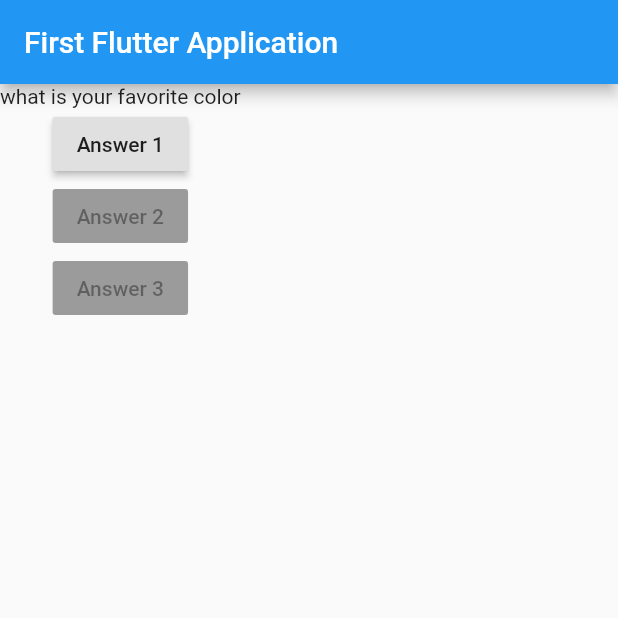
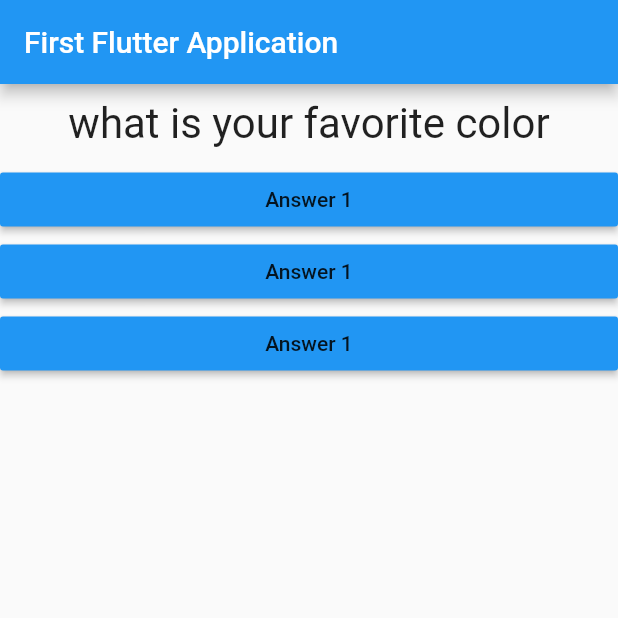
Before and after one commit to rajSon5512/flutter_app, a Flutter app: the screen it shows after launch, on a phone screen of 412 x 824 dp, the top half of it. Run offline on Flutter 3.47's test engine with Material 2 defaults, Android fonts, the phone set to English and light mode, and no system bars.

Commit message:
43 successfully completed

```diff
--- /dev/null
+++ b/lib/Answer.dart
@@ -0,0 +1,20 @@
+import 'package:flutter/material.dart';
+
+class Answer extends StatelessWidget {
+
+  final Function selectHandlar;
+
+  Answer(this.selectHandlar);
+
+  @override
+  Widget build(BuildContext context) {
+    return Container(
+      width: double.infinity,
+      child: RaisedButton(
+        child: Text('Answer 1'),
+        color: Colors.blue,
+        onPressed: selectHandlar,
+      )
+    );
+  }
+}
--- /dev/null
+++ b/lib/Question.dart
@@ -0,0 +1,21 @@
+import 'package:flutter/material.dart';
+
+
+class Question  extends StatelessWidget {
+
+  final String questionText;
+
+  Question(this.questionText);
+
+  @override
+  Widget build(BuildContext context) {
+    return Container(
+      width: double.infinity,
+      margin: EdgeInsets.all(10),
+      child:Text(questionText,
+      style: TextStyle(fontSize: 28),
+      textAlign: TextAlign.center,
+      )
+    );
+  }
+}
--- a/lib/main.dart
+++ b/lib/main.dart
@@ -1,4 +1,6 @@
 import 'package:flutter/material.dart';
+import 'package:flutter_app/Answer.dart';
+import 'package:flutter_app/Question.dart';
 
 void main(){
   runApp(MyApp());
@@ -50,10 +52,10 @@ class _MyAppState extends State<MyApp>{
         ),
         body: Column(
           children: [
-            Text(questions[_questionIndex]),
-            RaisedButton(onPressed: answerQuestion,child: Text('Answer 1'),),
-            RaisedButton(onPressed: null,child: Text('Answer 2'),),
-            RaisedButton(onPressed: null,child: Text('Answer 3'),),
+            Question(questions[_questionIndex]),
+            Answer(answerQuestion),
+            Answer(answerQuestion),
+            Answer(answerQuestion),
           ],
         ),
       )
```
